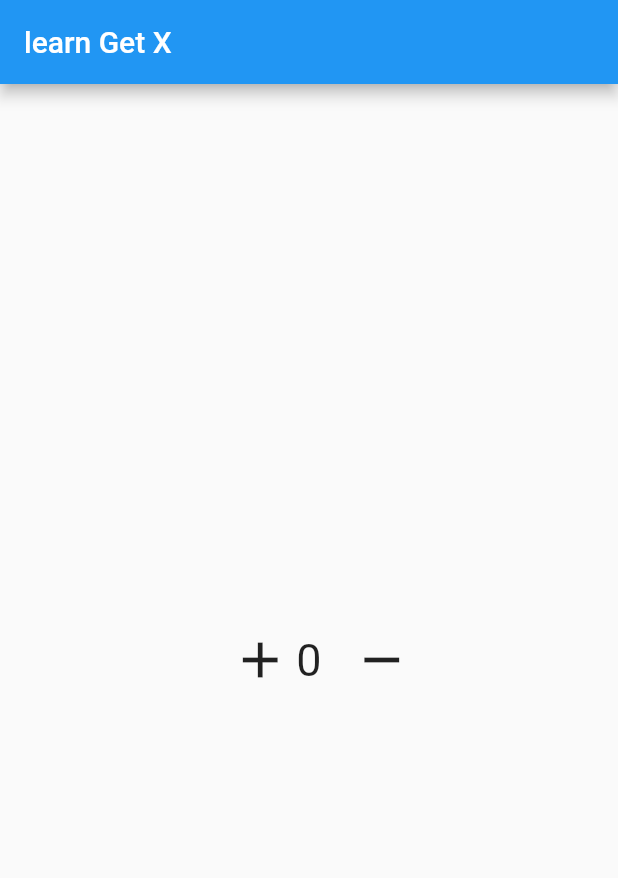
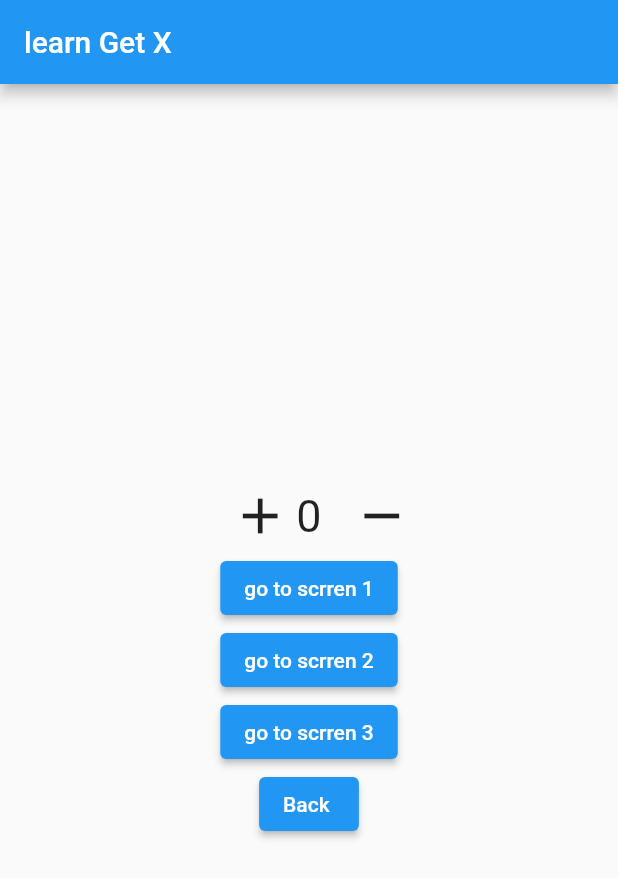
Before and after one commit to OsamaAlmamri/learn_getx, a Flutter app: the screen it shows after launch, on a phone screen of 412 x 824 dp. Shown: the top 878 px of the screen. Run offline on Flutter 3.47's test engine with Material 2 defaults, Android fonts, the phone set to English and light mode, and no system bars; our stand-ins replace get.

Commit message:
navigation with get x

```diff
--- a/lib/Controllers/counterController.dart
+++ b/lib/Controllers/counterController.dart
@@ -1,15 +1,15 @@
 import 'package:get/get.dart';
 
 class counterController extends GetxController {
-  RxInt counter = 0.obs;
+  int counter = 0;
 
 void  incrment() {
     counter++;
-
+    update();
   }
 
  void decrment() {
     counter--;
-
+    update();
   }
 }
--- /dev/null
+++ b/lib/Home.dart
@@ -0,0 +1,78 @@
+import 'package:flutter/material.dart';
+import 'package:get/get.dart';
+import 'Controllers/counterController.dart';
+import 'screen2.dart';
+import 'screen3.dart';
+import 'screen1.dart';
+class HomePage extends StatelessWidget {
+  @override
+  Widget build(BuildContext context) {
+    // TODO: implement build
+    return Scaffold(
+      appBar: AppBar(
+        // Here we take the value from the MyHomePage object that was created by
+        // the App.build method, and use it to set our appbar title.
+        title: Text('learn Get X'),
+      ),
+      body:
+      Center(
+        // Center is a layout widget. It takes a single child and positions it
+        // in the middle of the parent.
+          child: Column(
+            mainAxisAlignment: MainAxisAlignment.center,
+            children: [
+              GetBuilder<counterController>(
+                init: counterController(),
+                builder: (controller) => Row(
+                  mainAxisAlignment: MainAxisAlignment.center,
+                  children: [
+                    Container(
+                        child: IconButton(
+                          onPressed: controller.incrment,
+                          icon: Icon(Icons.add, size: 40),
+                          padding: EdgeInsets.symmetric(horizontal: 20),
+                        )),
+                    Center(
+                        child: Text("${controller.counter}",
+                          style: TextStyle(fontSize: 30),
+                        )),
+                    Container(
+                        child: IconButton(
+                          onPressed: controller.decrment,
+                          icon: Icon(Icons.remove, size: 40),
+                          padding: EdgeInsets.symmetric(horizontal: 20),
+                        )),
+                  ],
+                ),
+              ),
+              Column(
+                children: [
+                  ElevatedButton(
+                      onPressed: () {
+                        Get.to(Screen1());
+                      },
+                      child: Text('go to scrren 1')),
+                  ElevatedButton(
+                      onPressed: () {
+                        Get.to(Screen2());
+                      },
+                      child: Text('go to scrren 2')),
+                  ElevatedButton(
+                      onPressed: () {
+                        Get.to(Screen3());
+                      },
+                      child: Text('go to scrren 3')),
+                  ElevatedButton(
+                      onPressed: () {
+                        Get.back();
+                      },
+                      child: Text('Back ')),
+                ],
+              ),
+            ],
+          )),
+      // This trailing comma makes auto-formatting nicer for build methods.
+    );
+
+  }
+}
--- a/lib/main.dart
+++ b/lib/main.dart
@@ -1,6 +1,6 @@
 import 'package:flutter/material.dart';
 import 'package:get/get.dart';
-import 'Controllers/counterController.dart';
+import "Home.dart";
 
 void main() {
   runApp(const MyApp());
@@ -12,70 +12,12 @@ class MyApp extends StatelessWidget {
   // This widget is the root of your application.
   @override
   Widget build(BuildContext context) {
-    return MaterialApp(
+    return GetMaterialApp(
       title: 'Flutter Demo',
       theme: ThemeData(
-        // This is the theme of your application.
-        //
-        // Try running your application with "flutter run". You'll see the
-        // application has a blue toolbar. Then, without quitting the app, try
-        // changing the primarySwatch below to Colors.green and then invoke
-        // "hot reload" (press "r" in the console where you ran "flutter run",
-        // or simply save your changes to "hot reload" in a Flutter IDE).
-        // Notice that the counter didn't reset back to zero; the application
-        // is not restarted.
         primarySwatch: Colors.blue,
       ),
       home: HomePage(),
     );
   }
 }
-
-class HomePage extends StatelessWidget {
-  @override
-  final counterController controller = Get.put(counterController());
-
-  Widget build(BuildContext context) {
-    // TODO: implement build
-    return Scaffold(
-      appBar: AppBar(
-        // Here we take the value from the MyHomePage object that was created by
-        // the App.build method, and use it to set our appbar title.
-        title: Text('learn Get X'),
-      ),
-      body: Center(
-          // Center is a layout widget. It takes a single child and positions it
-          // in the middle of the parent.
-          child: Column(
-        mainAxisAlignment: MainAxisAlignment.center,
-        children: [
-          Obx(() => Row(
-              mainAxisAlignment: MainAxisAlignment.center,
-              children: [
-                Container(
-                    child: IconButton(
-                  onPressed: controller.incrment,
-                  icon: Icon(Icons.add, size: 40),
-                  padding: EdgeInsets.symmetric(horizontal: 20),
-                )),
-                Center(
-                    child: Text(
-                  "${controller.counter.value}",
-                  style: TextStyle(fontSize: 30),
-                )),
-                Container(
-                    child: IconButton(
-                  onPressed: controller.decrment,
-                  icon: Icon(Icons.remove, size: 40),
-                  padding: EdgeInsets.symmetric(horizontal: 20),
-                )),
-              ],
-            ),
-          )
-        ],
-      )),
-      // This trailing comma makes auto-formatting nicer for build methods.
-    );
-    ;
-  }
-}
```
Also changed, not shown: lib/screen1.dart (added, +37 -0 lines), lib/screen2.dart (added, +38 -0 lines), lib/screen3.dart (added, +38 -0 lines).
